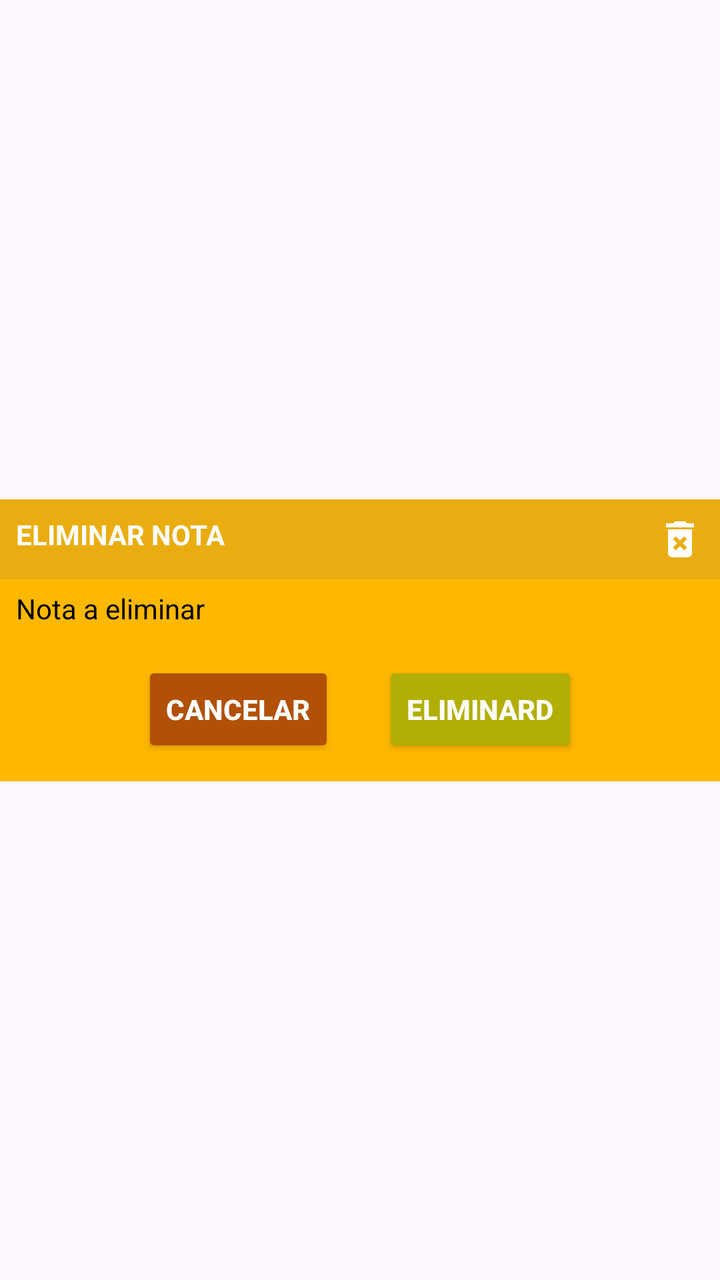
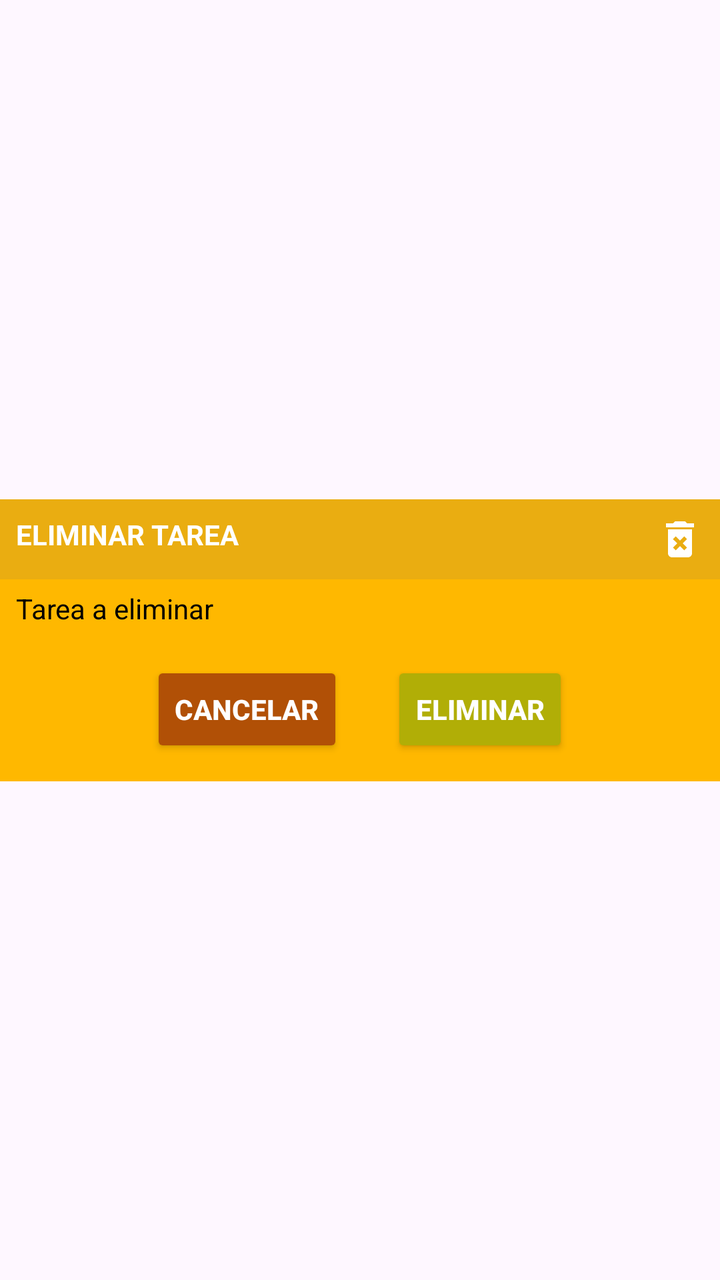

An Android layout rendered at two revisions. The XML below is the earlier revision; the diff shows what the commit changed to produce the second picture.
<!-- AndroidManifest.xml: application theme Theme.NotasApp -->
<!-- res/layout/dialog_delete_note.xml -->
<?xml version="1.0" encoding="utf-8"?>
<androidx.constraintlayout.widget.ConstraintLayout xmlns:android="http://schemas.android.com/apk/res/android"
    xmlns:app="http://schemas.android.com/apk/res-auto"
    xmlns:tools="http://schemas.android.com/tools"
    android:layout_width="match_parent"
    android:layout_height="match_parent">


    <LinearLayout
        android:layout_width="match_parent"
        android:layout_height="wrap_content"
        android:background="#FFFFB800"
        android:orientation="vertical"
        app:layout_constraintBottom_toBottomOf="parent"
        app:layout_constraintEnd_toEndOf="parent"
        app:layout_constraintStart_toStartOf="parent"
        app:layout_constraintTop_toTopOf="parent">


        <LinearLayout
            android:layout_width="match_parent"
            android:layout_height="wrap_content"
            android:orientation="horizontal"
            android:background="#FFEAAD11"
            android:padding="8dp">

            <TextView
                android:layout_width="wrap_content"
                android:layout_height="wrap_content"
                android:layout_weight="3"
                android:text="Eliminar Nota"
                android:textAllCaps="true"
                android:textColor="@color/white"
                android:textStyle="bold"
                tools:ignore="MissingConstraints" />

            <ImageView
                android:layout_width="24dp"
                android:layout_height="24dp"
                android:src="@drawable/baseline_delete_forever_24"
                app:tint="@color/white" />
        </LinearLayout>

        <TextView
            android:id="@+id/tv_Note"
            android:textColor="@color/black"
            android:text="Nota a eliminar"
            android:layout_width="match_parent"
            android:layout_height="wrap_content"
            android:layout_marginHorizontal="8dp"
            android:layout_marginVertical="5dp" />

        <LinearLayout
            android:layout_width="match_parent"
            android:layout_height="wrap_content"
            android:orientation="horizontal"
            android:gravity="center"
            >

            <androidx.appcompat.widget.AppCompatButton
                android:id="@+id/btn_Cancel"
                android:layout_width="wrap_content"
                android:layout_height="wrap_content"
                android:layout_margin="12dp"
                android:text="Cancelar"
                android:textStyle="bold"
                android:textColor="@color/white"
                android:backgroundTint="#B15006"
                />

            <androidx.appcompat.widget.AppCompatButton
                android:id="@+id/btn_Delete"
                android:layout_width="wrap_content"
                android:layout_height="wrap_content"
                android:layout_margin="12dp"
                android:text="Eliminard"
                android:textStyle="bold"
                android:enabled="true"
                android:textColor="@color/white"
                android:backgroundTint="#B1AE06"
                />

        </LinearLayout>
    </LinearLayout>


</androidx.constraintlayout.widget.ConstraintLayout>
<!-- resources referenced by this layout -->
<resources>
  <color name="black">#FF000000</color>
  <color name="white">#FFFFFFFF</color>
  <!-- drawable baseline_delete_forever_24 (drawable) -->
  <vector android:height="24dp" android:tint="#000000"
      android:viewportHeight="24" android:viewportWidth="24"
      android:width="24dp" xmlns:android="http://schemas.android.com/apk/res/android">
      <path android:fillColor="@android:color/white" android:pathData="M6,19c0,1.1 0.9,2 2,2h8c1.1,0 2,-0.9 2,-2L18,7L6,7v12zM8.46,11.88l1.41,-1.41L12,12.59l2.12,-2.12 1.41,1.41L13.41,14l2.12,2.12 -1.41,1.41L12,15.41l-2.12,2.12 -1.41,-1.41L10.59,14l-2.13,-2.12zM15.5,4l-1,-1h-5l-1,1L5,4v2h14L19,4z"/>
  </vector>
  <style name="Theme.NotasApp" parent="Base.Theme.NotasApp" />
  <style name="Base.Theme.NotasApp" parent="Theme.Material3.DayNight.NoActionBar">
          
          
      </style>
</resources>

<!-- the commit's change to res/layout/dialog_delete_note.xml (unified diff, before → after) -->
@@ -28,7 +28,7 @@
                 android:layout_width="wrap_content"
                 android:layout_height="wrap_content"
                 android:layout_weight="3"
-                android:text="Eliminar Nota"
+                android:text="Eliminar Tarea"
                 android:textAllCaps="true"
                 android:textColor="@color/white"
                 android:textStyle="bold"
@@ -44,7 +44,7 @@
         <TextView
             android:id="@+id/tv_Note"
             android:textColor="@color/black"
-            android:text="Nota a eliminar"
+            android:text="Tarea a eliminar"
             android:layout_width="match_parent"
             android:layout_height="wrap_content"
             android:layout_marginHorizontal="8dp"
@@ -73,7 +73,7 @@
                 android:layout_width="wrap_content"
                 android:layout_height="wrap_content"
                 android:layout_margin="12dp"
-                android:text="Eliminard"
+                android:text="Eliminar"
                 android:textStyle="bold"
                 android:enabled="true"
                 android:textColor="@color/white"
